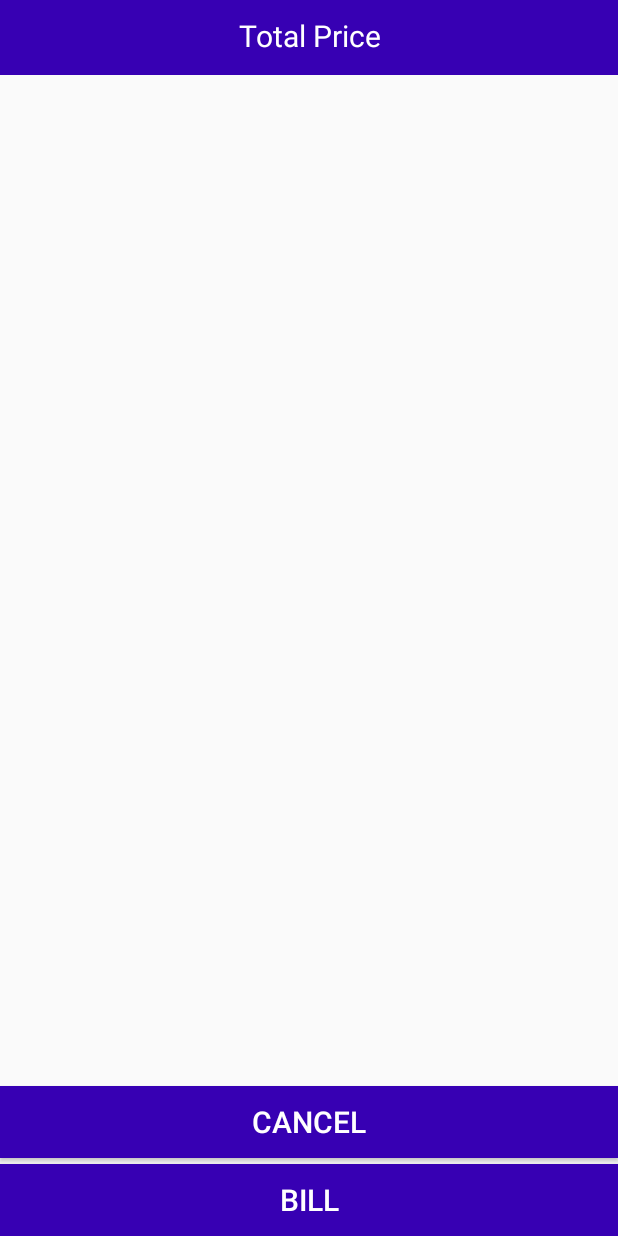
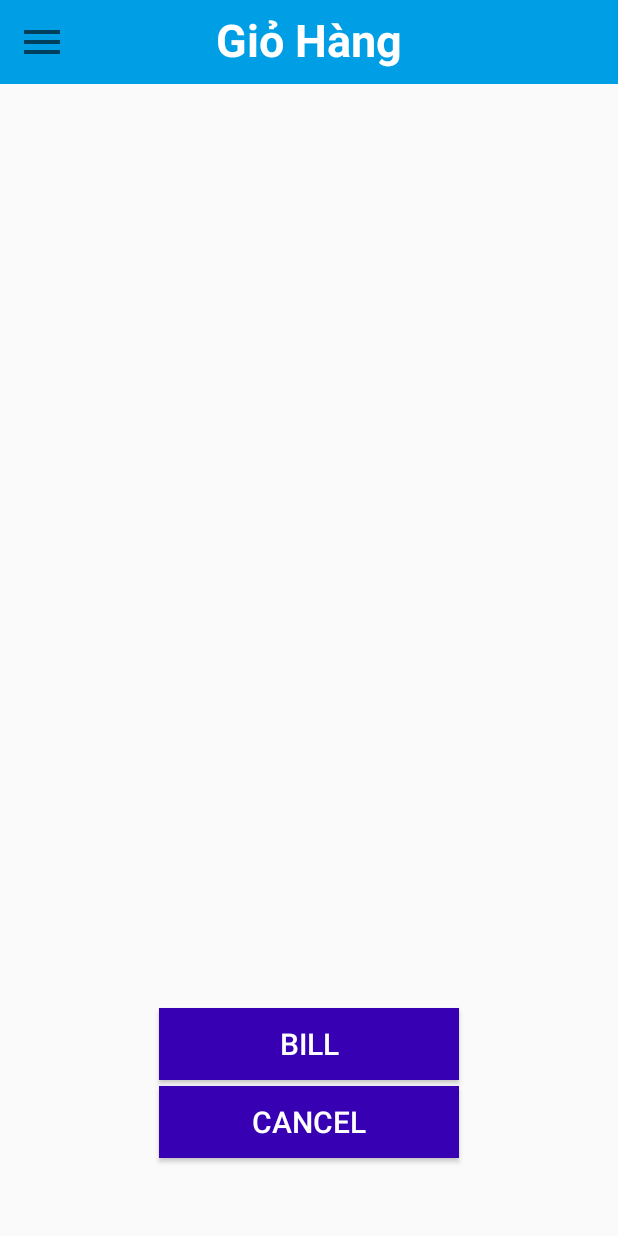
Before and after one commit to huynhbavinh/VLUstore, an Android app: the CartActivity screen opened directly, with no data from a screen before it, on a phone screen of 412 x 824 dp. Run offline under Robolectric (Android 15) with nearby library versions, the phone set to English and light mode, and no system bars; our stand-ins replace Firebase (no records; nobody signed in at launch, a user with empty details on screens opened directly).

Commit message:
final update

```diff
--- a/app/src/main/AndroidManifest.xml
+++ b/app/src/main/AndroidManifest.xml
@@ -18,6 +18,7 @@
         <activity android:name=".ProductDisplayActivity">
 
         </activity>
+        <activity android:name=".userBillManagement"></activity>
         <activity android:name=".UserProfileActivity" />
         <activity android:name=".SignUpActivity" />
         <activity android:name=".LoginActivity" />
--- a/app/src/main/java/com/example/vlustore/CartActivity.java
+++ b/app/src/main/java/com/example/vlustore/CartActivity.java
@@ -2,6 +2,7 @@
 
 import androidx.annotation.NonNull;
 import androidx.appcompat.app.AppCompatActivity;
+import androidx.drawerlayout.widget.DrawerLayout;
 import androidx.recyclerview.widget.LinearLayoutManager;
 import androidx.recyclerview.widget.RecyclerView;
 
@@ -38,7 +39,8 @@
 public class CartActivity extends AppCompatActivity {
     private String _username;
     private Intent intent;
-
+    private DrawerLayout drawerLayout;
+    private TextView nav_username;
     private RecyclerView.LayoutManager layoutManager;
     private Button NextProcessBtn, cancel;
     private TextView txtTotalAmount;
@@ -57,9 +59,14 @@
         setContentView(R.layout.activity_cart);
 
         ProductsRef = FirebaseDatabase.getInstance().getReference();
+        // get username from intent
         getUsername();
+        nav_username = findViewById(R.id.navigation_txt_username);
+        // set username to navigation menu
+        nav_username.setText(_username);
 
-
+        // init drawer layout
+        drawerLayout = (DrawerLayout) findViewById(R.id.drawer_layout);
         adapter = new ArrayAdapter<>(this, android.R.layout.simple_list_item_1);
         sanpham = new ArrayList<String>();
         list = (ListView) findViewById(R.id.list_bills);
@@ -74,16 +81,16 @@
         cancel.setOnClickListener(new View.OnClickListener() {
             @Override
             public void onClick(View v) {
-               finish();
+                finish();
             }
         });
         NextProcessBtn.setOnClickListener(new View.OnClickListener() {
             @Override
             public void onClick(View v) {
-                Intent intent = new Intent(CartActivity.this , ConfirmActivity.class);
-                intent.putStringArrayListExtra("list_sp",sanpham);
+                Intent intent = new Intent(CartActivity.this, ConfirmActivity.class);
+                intent.putStringArrayListExtra("list_sp", sanpham);
                 Log.d("goiuser", "onItemClick: " + _username);
-                intent.putExtra("username",_username);
+                intent.putExtra("username", _username);
 
                 startActivity(intent);
                 finish();
@@ -93,8 +100,6 @@
         //fire-base
 
 
-
-
         list.setOnItemClickListener(new AdapterView.OnItemClickListener() {
             @Override
             public void onItemClick(AdapterView<?> parent, View view, int position, long id) {
@@ -102,7 +107,7 @@
                 String key = data.split("\n")[0];
                 Intent intent = new Intent(CartActivity.this, Cart_System_Activity.class);
                 intent.putExtra("pid", key);
-                intent.putExtra("username",_username);
+                intent.putExtra("username", _username);
                 startActivity(intent);
 
             }
@@ -159,55 +164,48 @@
                 }
             });
 
-        }catch (Exception e){
+        } catch (Exception e) {
             Log.d("Exception error", "setData: " + e.getMessage());
         }
 
     }
 
-//    private void ConfirmInformation(String item) {
-//
-//        final String saveCurrentDate, saveCurrentTime;
-//
-//
-//        Calendar Cafordate = Calendar.getInstance();
-//        SimpleDateFormat currentDate = new SimpleDateFormat("MM dd, yyyy");
-//        saveCurrentDate = currentDate.format(Cafordate.getTime());
-//
-//        SimpleDateFormat currentTime = new SimpleDateFormat("HH:mm:ss a");
-//        saveCurrentTime = currentDate.format(Cafordate.getTime());
-//
-//        final String KeyBill = saveCurrentTime + saveCurrentDate;
-//        final DatabaseReference Information = FirebaseDatabase.getInstance().getReference().child("order").child(_username);
-//
-//        final HashMap<String, Object> orderMap = new HashMap<>();
-//
-//        orderMap.put("sanpham", item);
-//        orderMap.put("pid", KeyBill);
-//        orderMap.put("date", saveCurrentDate);
-//        orderMap.put("time", saveCurrentTime);
-//
-//        Information.addValueEventListener(new ValueEventListener() {
-//            @Override
-//            public void onDataChange(@NonNull DataSnapshot snapshot) {
-//                ProductsRef.child("order").child(_username).setValue(orderMap);
-//
-//                FirebaseDatabase.getInstance().getReference()
-//                        .child("Cart List")
-//                        .child(_username)
-//                        .removeValue();
-//            }
-//
-//            @Override
-//            public void onCancelled(@NonNull DatabaseError error) {
-//
-//            }
-//        });
-//
-//    }
-
     private void getUsername() {
         intent = getIntent();
         _username = intent.getStringExtra("username");
     }
+
+    //  /* Navigation Drawer MENU*/
+
+    public void ClickMenu(View view) {
+        // open drawer
+        ProductDisplayActivity.openDrawer(drawerLayout);
+    }
+
+    public void ClickLogo(View view) {
+        // close drawer
+        ProductDisplayActivity.closeDrawer(drawerLayout);
+    }
+
+    public void ClickUsername(View view) {
+        ProductDisplayActivity.redirectActivity(this, UserProfileActivity.class);
+    }
+
+    public void ClickHome(View view) {
+        ProductDisplayActivity.redirectActivity(this, ProductDisplayActivity.class);
+    }
+
+
+    public void ClickShopingCart(View view) {
+        ProductDisplayActivity.closeDrawer(drawerLayout);
+    }
+
+    public void ClickBill(View view) {
+        ProductDisplayActivity.redirectActivity(this, userBillManagement.class);
+    }
+
+    public void ClickExit(View view) {
+        ProductDisplayActivity.logout(this);
+    }
+
 }
--- a/app/src/main/res/layout/activity_cart.xml
+++ b/app/src/main/res/layout/activity_cart.xml
@@ -1,67 +1,77 @@
 <?xml version="1.0" encoding="utf-8"?>
-<RelativeLayout
-    xmlns:android="http://schemas.android.com/apk/res/android"
+<androidx.drawerlayout.widget.DrawerLayout xmlns:android="http://schemas.android.com/apk/res/android"
     xmlns:app="http://schemas.android.com/apk/res-auto"
     xmlns:tools="http://schemas.android.com/tools"
+    android:id="@+id/drawer_layout"
     android:layout_width="match_parent"
     android:layout_height="match_parent"
     tools:context=".CartActivity">
 
-    <androidx.constraintlayout.widget.ConstraintLayout
+    <LinearLayout
         android:layout_width="match_parent"
-        android:layout_height="560dp">
+        android:layout_height="match_parent"
+        android:orientation="vertical">
 
-        <ListView
-            android:id="@+id/list_bills"
-            android:layout_width="407dp"
-            android:layout_height="349dp"
-            android:layout_marginTop="56dp"
-            app:layout_constraintEnd_toEndOf="parent"
-            app:layout_constraintHorizontal_bias="0.0"
-            app:layout_constraintStart_toStartOf="parent"
-            app:layout_constraintTop_toTopOf="parent" />
-    </androidx.constraintlayout.widget.ConstraintLayout>
-
-    <Button
-        android:id="@+id/cancelbtn"
+        <LinearLayout
             android:layout_width="match_parent"
             android:layout_height="wrap_content"
-        android:layout_alignParentBottom="true"
-        android:layout_marginBottom="52dp"
-        android:background="@color/colorPrimaryDark"
-        android:text="Cancel"
-        android:textColor="@android:color/white"
+            android:background="#009FE5"
+            android:orientation="vertical">
 
-        android:textSize="20dp" />
-
-    <RelativeLayout
-        android:id="@+id/r111"
-        android:layout_width="match_parent"
-        android:layout_height="50dp"
-        android:background="@color/colorPrimaryDark"
-        android:layout_alignParentTop="true">
+            <include
+                layout="@layout/main_toolbar"
+                android:layout_width="wrap_content"
+                android:layout_height="wrap_content" />
 
             <TextView
                 android:id="@+id/total_price"
                 android:layout_width="match_parent"
                 android:layout_height="50dp"
-            android:layout_marginTop="10dp"
-            android:text="Total Price"
+                android:layout_marginTop="-50dp"
+                android:text="Giỏ Hàng"
                 android:textAlignment="center"
+                android:textSize="30dp"
+                android:textStyle="bold"
+                android:textColor="@android:color/white"/>
+        </LinearLayout>
+
+
+        <ListView
+            android:id="@+id/list_bills"
+            android:layout_width="match_parent"
+            android:layout_height="match_parent" />
+
+        <Button
+            android:id="@+id/cancelbtn"
+            android:layout_width="200dp"
+            android:layout_height="wrap_content"
+            android:layout_gravity="center"
+            android:layout_marginTop="-100dp"
+            android:background="@color/colorPrimaryDark"
+            android:text="Cancel"
             android:textColor="@android:color/white"
             android:textSize="20dp" />
-    </RelativeLayout>
 
         <Button
             android:id="@+id/next_process_btn"
-        android:layout_width="match_parent"
+            android:layout_width="200dp"
             android:layout_height="wrap_content"
-        android:layout_alignParentBottom="true"
+            android:layout_gravity="center"
+            android:layout_marginTop="-100dp"
             android:background="@color/colorPrimaryDark"
             android:text="Bill"
             android:textColor="@android:color/white"
-        android:textSize="20dp"
+            android:textSize="20dp" />
+    </LinearLayout>
 
-        />
+    <LinearLayout
+        android:layout_width="300dp"
+        android:layout_height="match_parent"
+        android:layout_gravity="start"
+        android:background="@android:color/white">
 
-</RelativeLayout>
+        <include layout="@layout/main_nav_drawer" />
+    </LinearLayout>
+
+
+</androidx.drawerlayout.widget.DrawerLayout>
--- a/app/src/main/res/layout/main_nav_drawer.xml
+++ b/app/src/main/res/layout/main_nav_drawer.xml
@@ -2,6 +2,7 @@
 <LinearLayout xmlns:android="http://schemas.android.com/apk/res/android"
     android:layout_width="match_parent"
     android:layout_height="match_parent"
+    android:onClick="ClickBill"
     android:orientation="vertical">
 
     <ImageView
@@ -40,6 +41,7 @@
             android:layout_height="wrap_content"
             android:layout_marginStart="16dp"
             android:layout_weight="1"
+            android:onClick="ClickHome"
             android:padding="12dp"
             android:text="Home" />
 
@@ -89,6 +91,7 @@
             android:layout_height="wrap_content"
             android:layout_marginStart="16dp"
             android:layout_weight="1"
+            android:onClick="ClickBill"
             android:padding="12dp"
             android:text="Bill" />
 
@@ -112,6 +115,7 @@
             android:layout_height="wrap_content"
             android:layout_marginStart="16dp"
             android:layout_weight="1"
+            android:onClick="ClickExit"
             android:padding="12dp"
             android:text="Log out" />
 
--- a/app/src/main/res/layout/main_toolbar.xml
+++ b/app/src/main/res/layout/main_toolbar.xml
@@ -4,6 +4,7 @@
     android:layout_width="wrap_content"
     android:layout_height="wrap_content"
     android:gravity="center_vertical"
+    android:onClick="ClickMenu"
     android:orientation="horizontal"
     android:padding="12dp">
 
```
Also changed, not shown: app/src/main/java/com/example/vlustore/ProductDisplayActivity.java (+9 -12 lines), app/src/main/java/com/example/vlustore/UserProfileActivity.java (+48 -1 lines), app/src/main/java/com/example/vlustore/userBillManagement.java (+63 -8 lines), app/src/main/res/layout/activity_login.xml (+1 -12 lines), app/src/main/res/layout/activity_main_detail_product.xml (+100 -94 lines), app/src/main/res/layout/activity_product_display.xml (+20 -14 lines), app/src/main/res/layout/activity_user_bill_management.xml (+39 -2 lines), app/src/main/res/layout/activity_user_profile.xml (+11 -2 lines), app/src/main/res/layout/products_item_display.xml (+32 -45 lines). Lines whose indentation alone changed are shown as unchanged.
